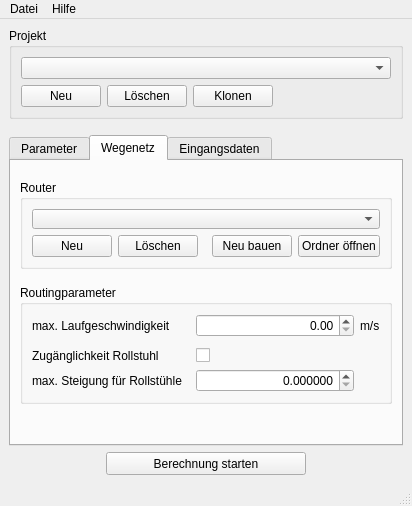
Above: ui/OTP_main_window.ui from GertzGutscheRuemenapp/gruenflaechenbewertung before the change. Below: the same form after it.
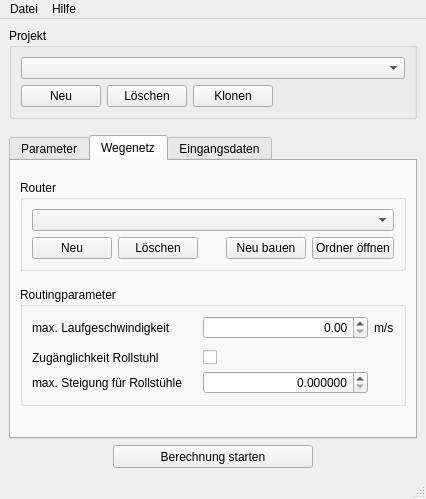
That is the form after the change. The open tabs and pages were chosen to show the change.

The edit to the form file:
```diff
--- a/ui/OTP_main_window.ui
+++ b/ui/OTP_main_window.ui
@@ -6,8 +6,8 @@
    <rect>
     <x>0</x>
     <y>0</y>
-    <width>391</width>
-    <height>506</height>
+    <width>426</width>
+    <height>499</height>
    </rect>
   </property>
   <property name="windowTitle">
@@ -444,7 +444,7 @@
              <property name="minimumSize">
               <size>
                <width>0</width>
-               <height>20</height>
+               <height>0</height>
               </size>
              </property>
             </widget>
@@ -752,7 +752,7 @@
     <rect>
      <x>0</x>
      <y>0</y>
-     <width>391</width>
+     <width>426</width>
      <height>22</height>
     </rect>
    </property>
```
